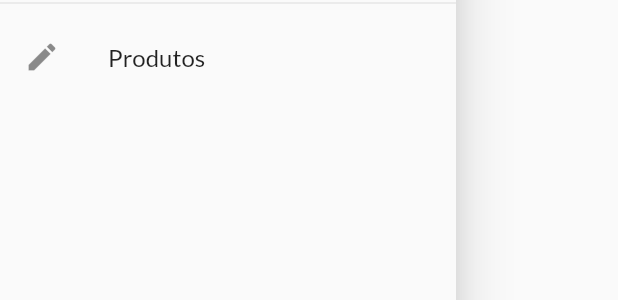
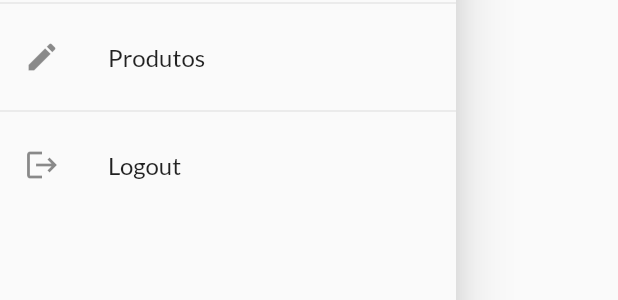
Before and after one commit to Davidson031/App-Marketplace, a Flutter app: the AppDrawer widget shown alone on an empty page, opened directly, on a phone screen of 412 x 824 dp. Shown: the part 309-609 px from the top of the screen. Run offline on Flutter 3.47's test engine with Material 2 defaults, Android fonts, the phone set to English and light mode, and no system bars; missing offline and left inert: number_inc_dec; network calls fail.

Commit message:
Filtrando requisicoes por usuario e implementando logout

```diff
--- a/shop/lib/components/app_drawer.dart
+++ b/shop/lib/components/app_drawer.dart
@@ -1,8 +1,11 @@
 import 'package:flutter/src/foundation/key.dart';
 import 'package:flutter/src/widgets/framework.dart';
 import 'package:flutter/material.dart';
+import 'package:provider/provider.dart';
 import 'package:shop/models/product_list.dart';
 import 'package:shop/utils/app_routes.dart';
+
+import '../models/auth.dart';
 
 class AppDrawer extends StatelessWidget {
   const AppDrawer({Key? key}) : super(key: key);
@@ -39,6 +42,15 @@ class AppDrawer extends StatelessWidget {
               Navigator.of(context).pushReplacementNamed(AppRoutes.PRODUCTS);
             },
           ),
+          const Divider(),
+          ListTile(
+            leading: const Icon(Icons.logout),
+            title: const Text('Logout'),
+            onTap: (){
+              Provider.of<Auth>(context, listen: false).logout();
+              Navigator.of(context).pushReplacementNamed(AppRoutes.AUTH_OR_HOME);
+            },
+          ),
         ],
       ),
     );
--- a/shop/lib/components/product_grid_item.dart
+++ b/shop/lib/components/product_grid_item.dart
@@ -35,7 +35,7 @@ class ProductGridItem extends StatelessWidget {
             builder: (ctx, produto, _) => IconButton(
               color: Theme.of(context).colorScheme.secondary,
               onPressed: () {
-                product.toggleFavorite(auth.token ?? '');
+                product.toggleFavorite(auth.token ?? '', auth.userId ?? '');
               },
               icon: Icon(
                   product.isFavorite ? Icons.favorite : Icons.favorite_border),
--- a/shop/lib/models/order_list.dart
+++ b/shop/lib/models/order_list.dart
@@ -17,8 +17,10 @@ class OrderList with ChangeNotifier {
   String _token;
   List<Order> _items = [];
 
+  final String _userId;
 
-  OrderList(this._token, this._items);
+
+  OrderList([this._token='', this._items = const [], this._userId ='']);
 
   List<Order> get items {
     return [..._items];
@@ -32,7 +34,7 @@ class OrderList with ChangeNotifier {
     final date = DateTime.now();
 
     final response = await http.post(
-      Uri.parse('${Constants.ORDER_BASE_URL}.json?auth=$_token'),
+      Uri.parse('${Constants.ORDER_BASE_URL}/$_userId.json?auth=$_token'),
       body: jsonEncode({
         "total": cart.totalAmount,
         "date": date.toIso8601String(),
@@ -69,7 +71,7 @@ class OrderList with ChangeNotifier {
     List<Order> items = [];
 
     final response = await http.get(
-      Uri.parse('${Constants.ORDER_BASE_URL}.json?auth=$_token'),
+      Uri.parse('${Constants.ORDER_BASE_URL}/$_userId.json?auth=$_token'),
     );
 
     if (response.body == 'null') return;
--- a/shop/lib/utils/constants.dart
+++ b/shop/lib/utils/constants.dart
@@ -1,6 +1,7 @@
 class Constants {
   static const PRODUCT_BASE_URL = 'https://shop-776fc-default-rtdb.firebaseio.com/products';
   static const ORDER_BASE_URL = 'https://shop-776fc-default-rtdb.firebaseio.com/orders';
+  static const USER_FAVORITES_URL = 'https://shop-776fc-default-rtdb.firebaseio.com/userFavorites';
 
 
 }
```
Also changed, not shown: shop/lib/main.dart (+4 -4 lines), shop/lib/models/auth.dart (+19 -11 lines), shop/lib/models/product.dart (+4 -4 lines), shop/lib/models/product_list.dart (+21 -11 lines).
